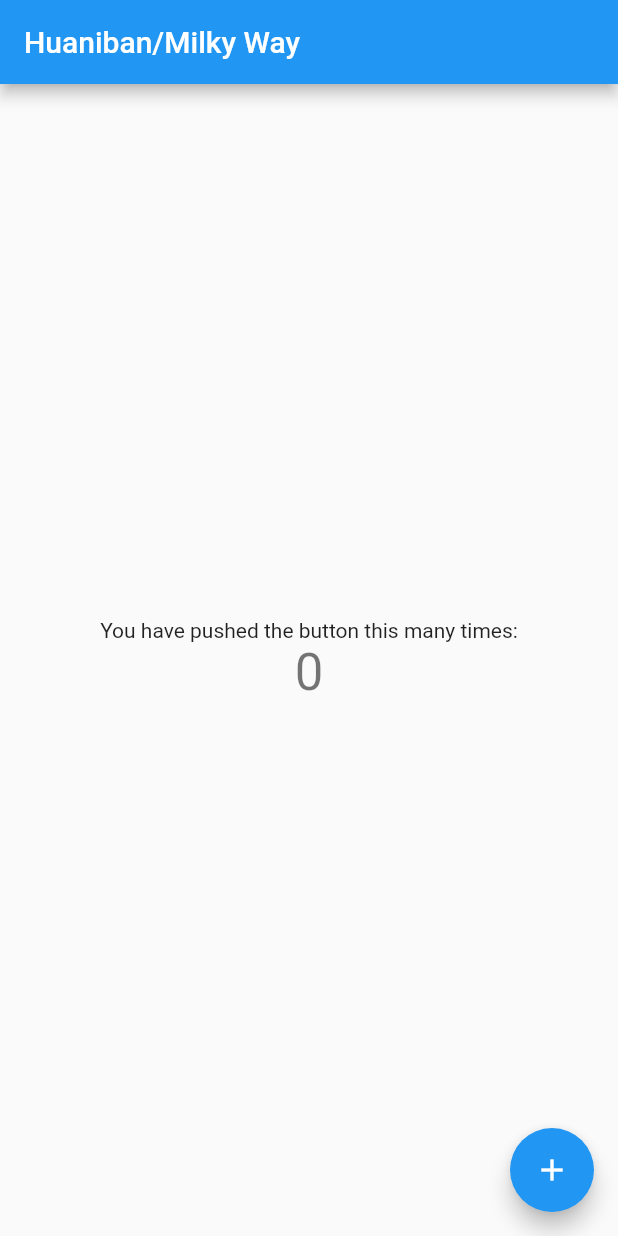
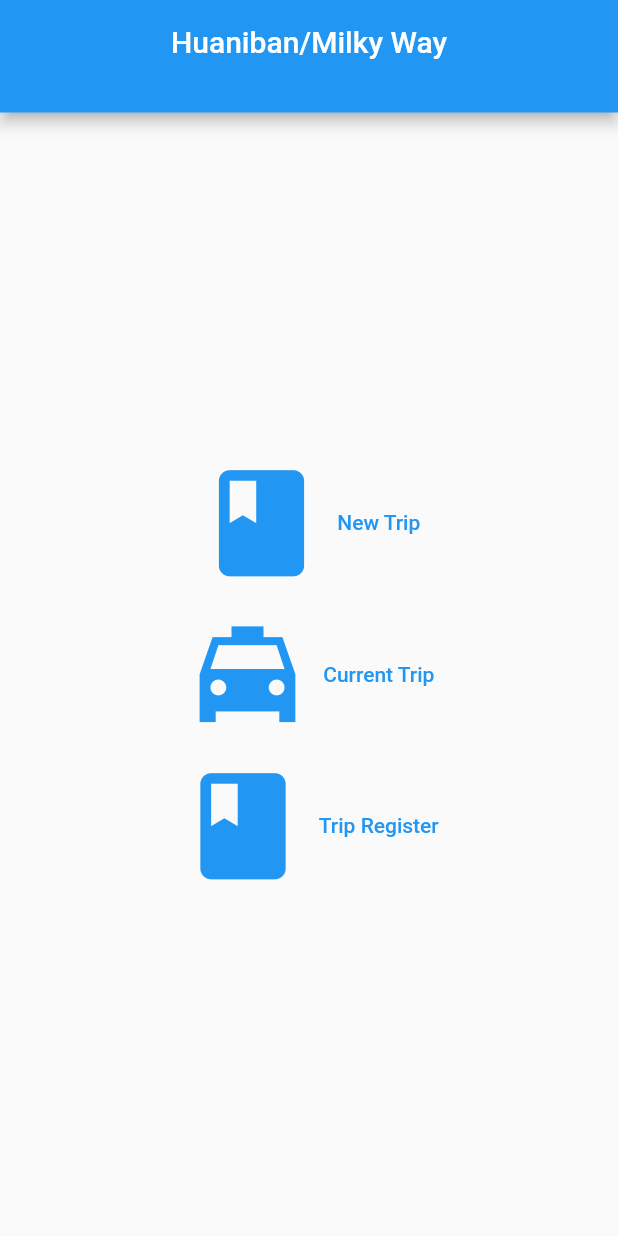
Before and after one commit to JonathanBContreras/trucking_app, a Flutter app: the screen it shows after launch, on a phone screen of 412 x 824 dp. Run offline on Flutter 3.47's test engine with Material 2 defaults, Android fonts, the phone set to English and light mode, and no system bars.

Commit message:
Home screen created and base additional files

```diff
--- a/lib/main.dart
+++ b/lib/main.dart
@@ -1,113 +1,15 @@
 import 'package:flutter/material.dart';
+import 'package:trip_app/screens/home.dart';
+import 'package:flutter/services.dart';
 
-void main() {
-  runApp(MyApp());
-}
-
-class MyApp extends StatelessWidget {
-  // This widget is the root of your application.
-  @override
-  Widget build(BuildContext context) {
-    return MaterialApp(
-      title: 'Flutter Demo',
-      theme: ThemeData(
-        // This is the theme of your application.
-        //
-        // Try running your application with "flutter run". You'll see the
-        // application has a blue toolbar. Then, without quitting the app, try
-        // changing the primarySwatch below to Colors.green and then invoke
-        // "hot reload" (press "r" in the console where you ran "flutter run",
-        // or simply save your changes to "hot reload" in a Flutter IDE).
-        // Notice that the counter didn't reset back to zero; the application
-        // is not restarted.
-        primarySwatch: Colors.blue,
-      ),
-      home: MyHomePage(title: 'Huaniban/Milky Way'),
-    );
-  }
-}
-
-class MyHomePage extends StatefulWidget {
-  MyHomePage({Key key, this.title}) : super(key: key);
-
-  // This widget is the home page of your application. It is stateful, meaning
-  // that it has a State object (defined below) that contains fields that affect
-  // how it looks.
-
-  // This class is the configuration for the state. It holds the values (in this
-  // case the title) provided by the parent (in this case the App widget) and
-  // used by the build method of the State. Fields in a Widget subclass are
-  // always marked "final".
-
-  final String title;
-
-  @override
-  _MyHomePageState createState() => _MyHomePageState();
-}
-
-class _MyHomePageState extends State<MyHomePage> {
-  int _counter = 0;
-
-  void _incrementCounter() {
-    setState(() {
-      // This call to setState tells the Flutter framework that something has
-      // changed in this State, which causes it to rerun the build method below
-      // so that the display can reflect the updated values. If we changed
-      // _counter without calling setState(), then the build method would not be
-      // called again, and so nothing would appear to happen.
-      _counter++;
-    });
-  }
-
-  @override
-  Widget build(BuildContext context) {
-    // This method is rerun every time setState is called, for instance as done
-    // by the _incrementCounter method above.
-    //
-    // The Flutter framework has been optimized to make rerunning build methods
-    // fast, so that you can just rebuild anything that needs updating rather
-    // than having to individually change instances of widgets.
-    return Scaffold(
-      appBar: AppBar(
-        // Here we take the value from the MyHomePage object that was created by
-        // the App.build method, and use it to set our appbar title.
-        title: Text(widget.title),
-      ),
-      body: Center(
-        // Center is a layout widget. It takes a single child and positions it
-        // in the middle of the parent.
-        child: Column(
-          // Column is also a layout widget. It takes a list of children and
-          // arranges them vertically. By default, it sizes itself to fit its
-          // children horizontally, and tries to be as tall as its parent.
-          //
-          // Invoke "debug painting" (press "p" in the console, choose the
-          // "Toggle Debug Paint" action from the Flutter Inspector in Android
-          // Studio, or the "Toggle Debug Paint" command in Visual Studio Code)
-          // to see the wireframe for each widget.
-          //
-          // Column has various properties to control how it sizes itself and
-          // how it positions its children. Here we use mainAxisAlignment to
-          // center the children vertically; the main axis here is the vertical
-          // axis because Columns are vertical (the cross axis would be
-          // horizontal).
-          mainAxisAlignment: MainAxisAlignment.center,
-          children: <Widget>[
-            Text(
-              'You have pushed the button this many times:',
-            ),
-            Text(
-              '$_counter',
-              style: Theme.of(context).textTheme.headline4,
-            ),
-          ],
-        ),
-      ),
-      floatingActionButton: FloatingActionButton(
-        onPressed: _incrementCounter,
-        tooltip: 'Increment',
-        child: Icon(Icons.add),
-      ), // This trailing comma makes auto-formatting nicer for build methods.
-    );
-  }
-}
+void main(){
+  WidgetsFlutterBinding.ensureInitialized();
+  SystemChrome.setPreferredOrientations(
+      [DeviceOrientation.portraitUp, DeviceOrientation.portraitDown]);
+  runApp(MaterialApp(
+    debugShowCheckedModeBanner: false,
+    routes: {
+      '/': (context) => Home(),
+      '/home': (context) => Home(),
+    },
+  ));}
--- /dev/null
+++ b/lib/screens/home.dart
@@ -0,0 +1,62 @@
+import 'package:flutter/material.dart';
+
+class Home extends StatefulWidget {
+  @override
+  _HomeState createState() => _HomeState();
+}
+
+class _HomeState extends State<Home> {
+
+  @override
+  Widget build(BuildContext context) {
+    return Scaffold(
+      appBar: PreferredSize(
+        preferredSize: Size.fromHeight(75.0),
+        child: AppBar(
+          title: FittedBox(
+            fit: BoxFit.fitWidth,
+            child: Text("Huaniban/Milky Way"),
+          ),
+          centerTitle: true,
+        ),
+      ),
+      body: Center(
+        child: Column(
+          mainAxisAlignment: MainAxisAlignment.center,
+          children: [
+            TextButton.icon(
+              icon: Icon(Icons.book, size: 85.0),
+              label: FittedBox(
+                fit: BoxFit.contain,
+                child: Text("New Trip"),
+              ),
+              onPressed: () {
+                Navigator.pushNamed(context, '/New_Trip');
+              },
+            ),
+            TextButton.icon(
+              icon: Icon(Icons.local_taxi_sharp, size: 85.0),
+              label: FittedBox(
+                fit: BoxFit.contain,
+                child: Text("Current Trip"),
+              ),
+              onPressed: () {
+                Navigator.pushNamed(context, '/current_trip');
+              },
+            ),
+            TextButton.icon(
+              icon: Icon(Icons.book,size: 85.0),
+              label: FittedBox(
+                fit: BoxFit.contain,
+                child: Text("Trip Register"),
+              ),
+              onPressed: () {
+                Navigator.pushNamed(context, '/trip_register');
+              },
+            ),
+          ],
+        ),
+      ),
+    );
+  }
+}
```
Also changed, not shown: lib/screens/New_Trip.dart (added), lib/screens/current_trip.dart (added), lib/screens/trip_register.dart (added).
